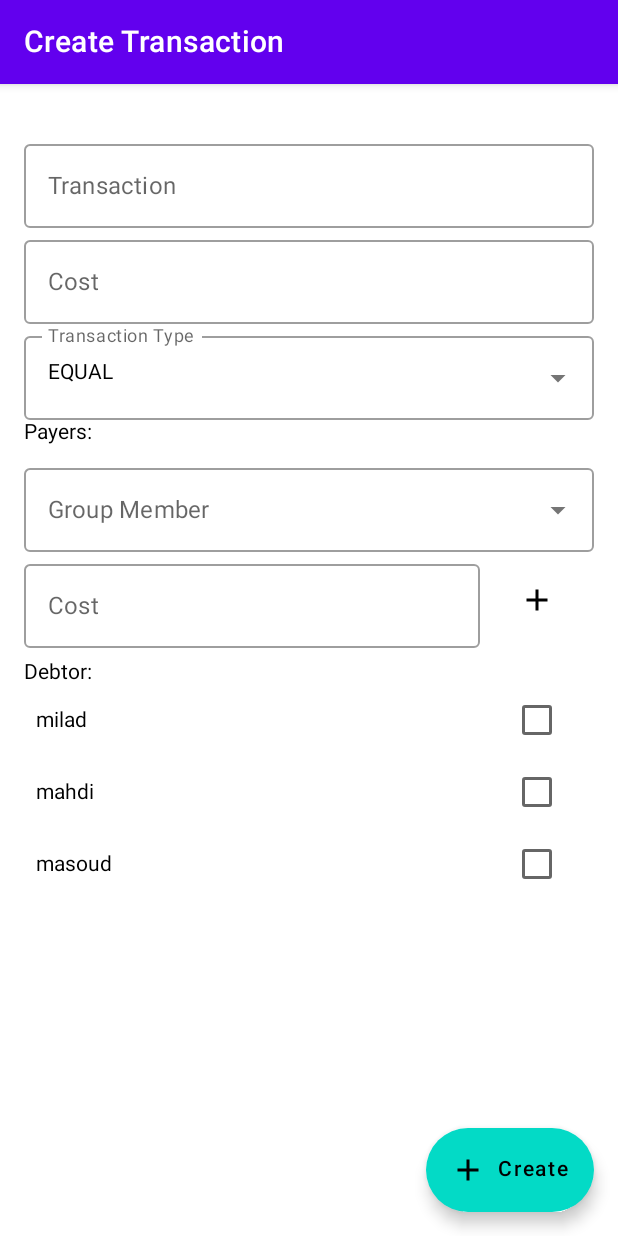
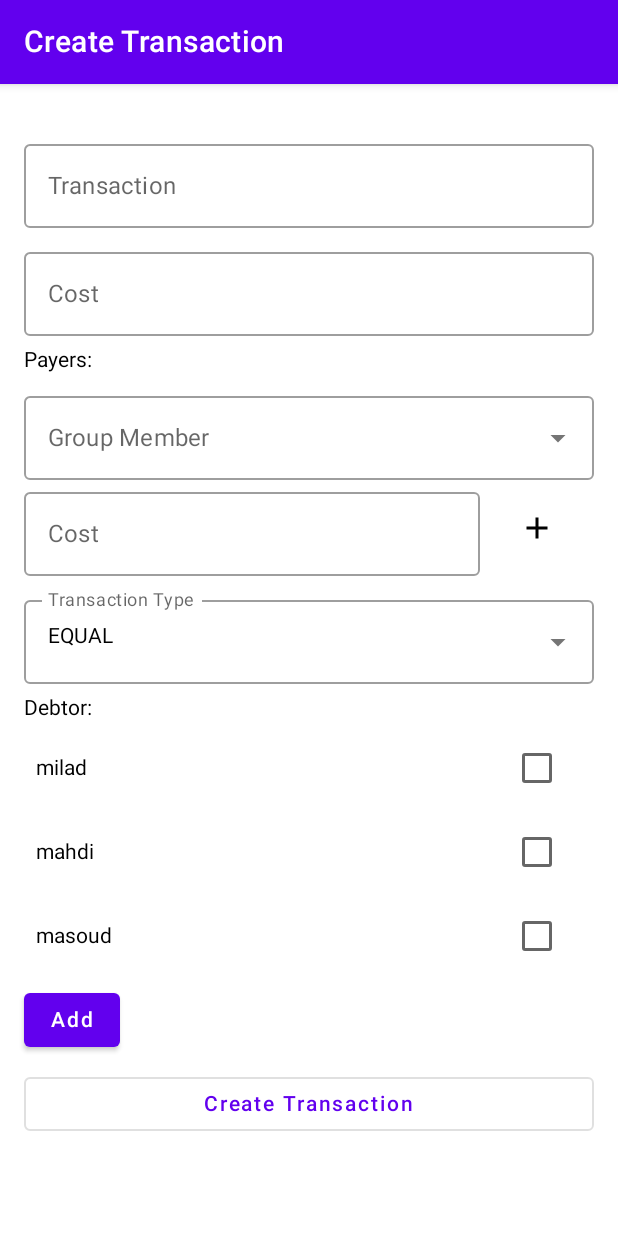
Before and after one commit to cloner93/Go-Dutch, an Android app built with Jetpack Compose: the @Preview function CreateTransactionPreview, on a phone screen of 412 x 824 dp. Run offline under Robolectric (Android 15) with nearby library versions, the phone set to English and light mode, and no system bars.

Commit message:
modify CreateTransactionScreen.

```diff
--- a/app/src/main/java/com/milad/go_dutch/screen/CreateTransactionScreen.kt
+++ b/app/src/main/java/com/milad/go_dutch/screen/CreateTransactionScreen.kt
@@ -2,12 +2,13 @@ package com.milad.go_dutch.screen
 
 import androidx.compose.foundation.layout.*
 import androidx.compose.foundation.lazy.*
+import androidx.compose.foundation.rememberScrollState
 import androidx.compose.foundation.text.KeyboardOptions
+import androidx.compose.foundation.verticalScroll
 import androidx.compose.material.*
 import androidx.compose.material.icons.Icons
 import androidx.compose.material.icons.filled.Add
 import androidx.compose.runtime.*
-import androidx.compose.runtime.snapshots.SnapshotStateMap
 import androidx.compose.ui.Alignment
 import androidx.compose.ui.Modifier
 import androidx.compose.ui.graphics.Color
@@ -23,43 +24,28 @@ import androidx.navigation.NavHostController
 import androidx.navigation.compose.rememberNavController
 import com.milad.core.data.*
 import com.milad.core.data.TransactionType.*
-import com.milad.go_dutch.HomeFloatingActionButton
 import com.milad.go_dutch.MyTopAppBar
 import com.milad.go_dutch.data.groupList
-import com.milad.go_dutch.isScrollingUp
 
-//val transaction by remember { mutableStateOf() }
 @Composable
 fun CreateTransactionScreen(navController: NavHostController, index: String) {
-    val lazyListState = rememberLazyListState()
     val group = groupList[index.toInt()]
 
-    Scaffold(
-        topBar = { MyTopAppBar("Create Transaction") },
-        floatingActionButton = {
-            HomeFloatingActionButton(
-                lazyListState.isScrollingUp(),
-                "Create",
-                Icons.Default.Add
-            ) {
+    Scaffold(topBar = { MyTopAppBar("Create Transaction") }) { padding ->
+        CreateTransactionList(
+            group = group,
+            modifier = Modifier
+                .padding(padding)
+                .fillMaxHeight()
+                .fillMaxWidth()
+                .verticalScroll(state = rememberScrollState())
+        ) { transaction: Transaction ->
+
             groupList[index.toInt()].transactions.add(
-                    Transaction(
-                        "N/A", 2000.0,
-                        mapOf(Debtor("Mili") to 2000.0), EQUAL, PayEqual(arrayListOf())
-                    )
+                transaction
             )
             navController.popBackStack()
         }
-        }) { padding ->
-        CreateTransactionList(
-            group = group,
-            transactionList,
-            lazyListState = lazyListState,
-            modifier = Modifier
-                .padding(padding)
-                .fillMaxHeight()
-                .fillMaxWidth(),
-        )
     }
 }
 
@@ -69,46 +55,49 @@ private fun CreateTransactionPreview() {
     CreateTransactionScreen(navController = rememberNavController(), index = "0")
 }
 
-var transactionList = mutableStateMapOf<Debtor, Double>()
-
 @OptIn(ExperimentalMaterialApi::class)
 @Composable
 private fun CreateTransactionList(
     group: Group,
-    list: SnapshotStateMap<Debtor, Double>,
-    lazyListState: LazyListState,
-    modifier: Modifier
+    modifier: Modifier,
+    onClick: (Transaction) -> Boolean
 ) {
-    var transactionName by remember { mutableStateOf(TextFieldValue("")) }
-    var transactionNameCost by remember { mutableStateOf(TextFieldValue("")) }
+    val list = remember { mutableStateMapOf<Debtor, Double>() }
+
+    val transactionName = remember { TextFieldState("") }
+    val transactionNameCost = remember { TextFieldState("") }
 
     var transactionTypeMenuExpanded by remember { mutableStateOf(false) }
     var selectedType by remember { mutableStateOf(EQUAL) }
 
+    var debtors: PayType? = null
 
-    LazyColumn(
+    Column(
         verticalArrangement = Arrangement.spacedBy(8.dp),
-        contentPadding = PaddingValues(horizontal = 16.dp, vertical = 32.dp),
-        state = lazyListState,
-        modifier = modifier
+        modifier = modifier.padding(horizontal = 16.dp, vertical = 32.dp)
     ) {
-        item {
-            OutlinedTextField(
-                modifier = Modifier.fillMaxWidth(),
-                value = transactionName,
-                onValueChange = { value -> transactionName = value },
-                label = { Text(text = "Transaction") },
-                placeholder = { Text(text = "Enter Transaction name") },
-                keyboardOptions = KeyboardOptions(keyboardType = KeyboardType.Text)
+        GoTextField(
+            labelText = "Transaction",
+            placeholderText = "Enter Transaction name",
+            keyboardType = KeyboardType.Text,
+            value = transactionName
         )
-            OutlinedTextField(
-                modifier = Modifier.fillMaxWidth(),
-                value = transactionNameCost,
-                onValueChange = { value -> transactionNameCost = value },
-                label = { Text(text = "Cost") },
-                placeholder = { Text(text = "Enter Transaction cost") },
-                keyboardOptions = KeyboardOptions(keyboardType = KeyboardType.Decimal)
+
+        GoTextField(
+            labelText = "Cost",
+            placeholderText = "Enter Transaction cost",
+            keyboardType = KeyboardType.Decimal,
+            value = transactionNameCost
         )
+
+        Text(text = "Payers:")
+        for (item in list) {
+            ListItem(item.key, item.value)
+        }
+
+        AddPayer(group) { debtor, cost ->
+            list[debtor] = cost
+        }
 
         ExposedDropdownMenuBox(expanded = transactionTypeMenuExpanded, onExpandedChange = {
             transactionTypeMenuExpanded = !transactionTypeMenuExpanded
@@ -138,22 +127,61 @@ private fun CreateTransactionList(
             }
         }
 
-            Text(text = "Payers:")
+        Text(text = "Debtor:")
+
+        AddDebtor(group, selectedType) { payType: PayType ->
+            debtors = payType
         }
 
-        items(list.toList()) { (debtor, double) ->
-            ListItem(debtor, double)
+        OutlinedButton(onClick = {
+            val transaction = Transaction(
+                transactionName.text,
+                transactionNameCost.text.toDouble(),
+                list,
+                selectedType,
+                debtors!!
+            )
+            onClick.invoke(transaction)
+        }, modifier = Modifier.fillMaxWidth()) {
+            Text("Create Transaction")
+        }
+    }
 }
 
-        item {
-            AddPayer(group) { debtor, cost ->
-                transactionList[debtor] = cost
+@Composable
+private fun GoTextField(
+    modifier: Modifier = Modifier,
+    labelText: String = "",
+    placeholderText: String = "",
+    keyboardType: KeyboardType = KeyboardType.Text,
+    readOnly: Boolean = false,
+    value: TextFieldState = remember { TextFieldState("") },
+    trailingIcon: @Composable (() -> Unit)? = null
+) {
+    OutlinedTextField(
+        modifier = modifier.fillMaxWidth(),
+        value = value.text,
+        onValueChange = { value.text = it },
+        label = { Text(text = labelText) },
+        placeholder = { Text(text = placeholderText) },
+        readOnly = readOnly,
+        trailingIcon = trailingIcon,
+        keyboardOptions = KeyboardOptions(keyboardType = keyboardType)
+    )
 }
+
+@Preview(showBackground = true)
+@Composable
+fun GoTextFieldPreview() {
+    GoTextField(
+        labelText = "label",
+        placeholderText = "place holder",
+        keyboardType = KeyboardType.Text,
+    )
 }
-        item {
-            AddDebtor(group, selectedType)
-        }
-    }
+
+class TextFieldState(value: String = "") {
+    var text: String by mutableStateOf(value)
 }
 
 @Composable
@@ -271,24 +299,26 @@ private fun AddPayer(group: Group, onClick: (Debtor, Double) -> Unit) {
 }
 
 @Composable
-private fun AddDebtor(group: Group, selectedType: TransactionType) {
-    Text(text = "Debtor:")
-    when (selectedType) {
+private fun AddDebtor(group: Group, type: TransactionType, onClick: (PayType) -> Unit) {
+    when (type) {
         EQUAL -> {
-            val howDebt = PayEqual(arrayListOf())
+            val whoDebt = PayEqual(arrayListOf())
 
             group.members.forEach { debtor ->
                 MemberItem(debtor) {
                     if (it) {
-                        if (!howDebt.payers.contains(debtor)) {
-                            howDebt.payers.add(debtor)
+                        if (!whoDebt.payers.contains(debtor)) {
+                            whoDebt.payers.add(debtor)
                         }
                     } else {
-                        if (howDebt.payers.contains(debtor)) {
-                            howDebt.payers.remove(debtor)
+                        if (whoDebt.payers.contains(debtor)) {
+                            whoDebt.payers.remove(debtor)
                         }
                     }
                 }
+            }
+            Button(onClick = { onClick.invoke(whoDebt) }) {
+                Text(text = "Add")
             }
         }
         FAMILY -> {
@@ -298,5 +328,4 @@ private fun AddDebtor(group: Group, selectedType: TransactionType) {
         FIX -> {
         }
     }
-
 }
```
Lines whose indentation alone changed are shown as unchanged.
